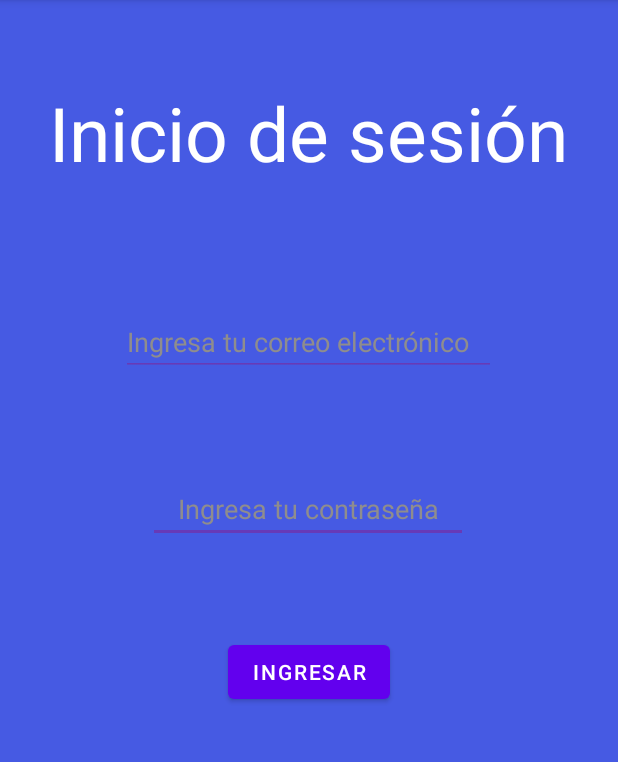
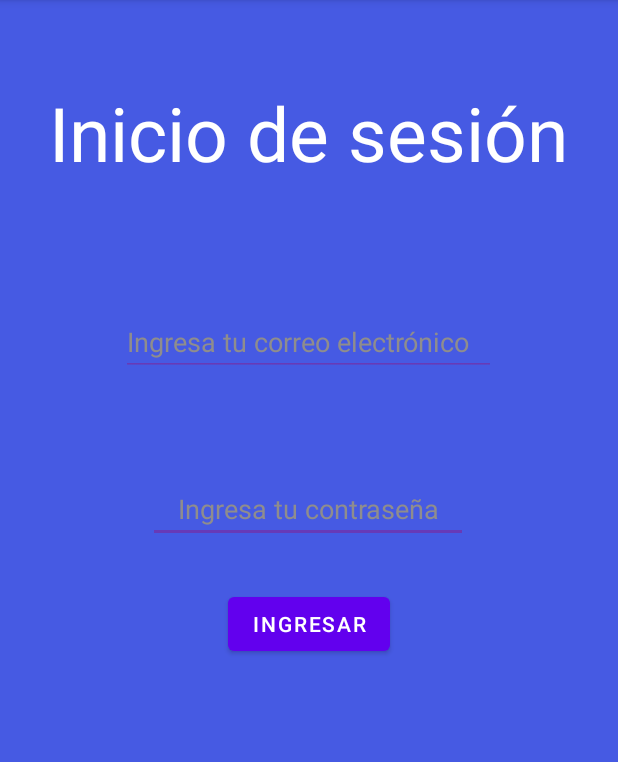
Before and after one commit to Migueldj/Devops-Android, an Android app: the screen it shows after launch (Login), on a phone screen of 412 x 824 dp, the part 84-846 px from its top. Run offline under Robolectric (Android 15) with nearby library versions, the phone set to English and light mode, and no system bars.

Commit message:
Traer cambios JJJ

```diff
--- a/MyRefri/app/src/main/res/layout/activity_login.xml
+++ b/MyRefri/app/src/main/res/layout/activity_login.xml
@@ -61,12 +61,13 @@
         android:id="@+id/btn_login"
         android:layout_width="wrap_content"
         android:layout_height="wrap_content"
-        android:layout_marginBottom="296dp"
         android:text="Ingresar"
         android:textAlignment="center"
         app:layout_constraintBottom_toBottomOf="parent"
         app:layout_constraintEnd_toEndOf="parent"
-        app:layout_constraintStart_toStartOf="parent" />
+        app:layout_constraintStart_toStartOf="parent"
+        app:layout_constraintTop_toTopOf="parent"
+        app:layout_constraintVertical_bias="0.544" />
 
 
 </androidx.constraintlayout.widget.ConstraintLayout>
```
